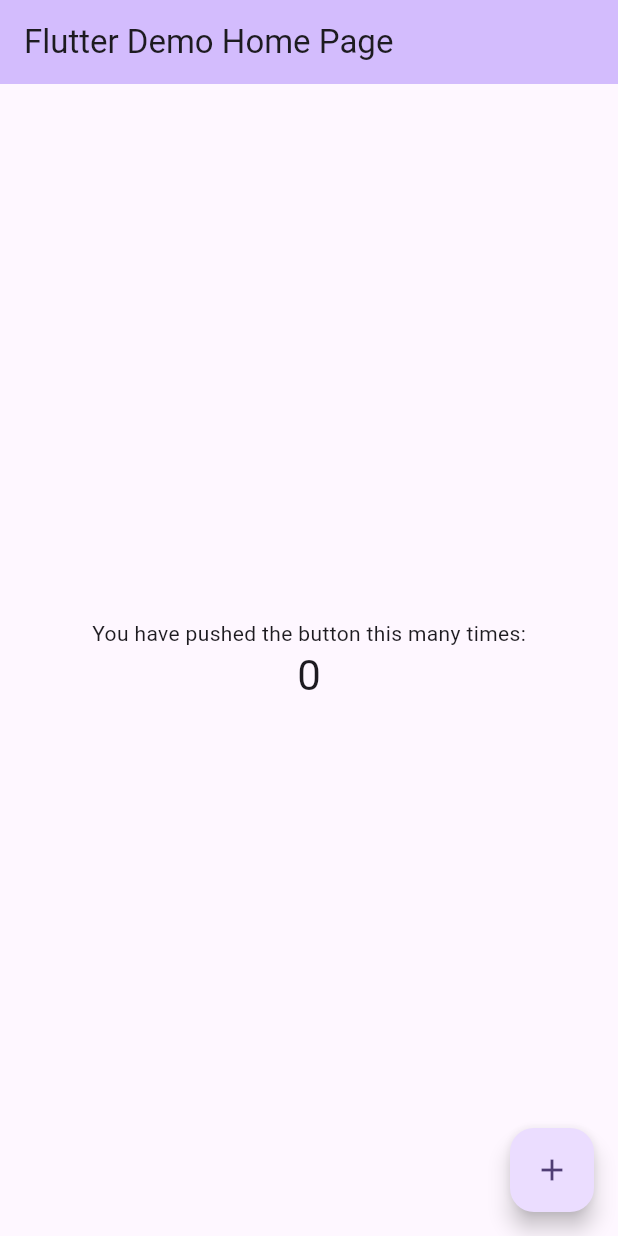
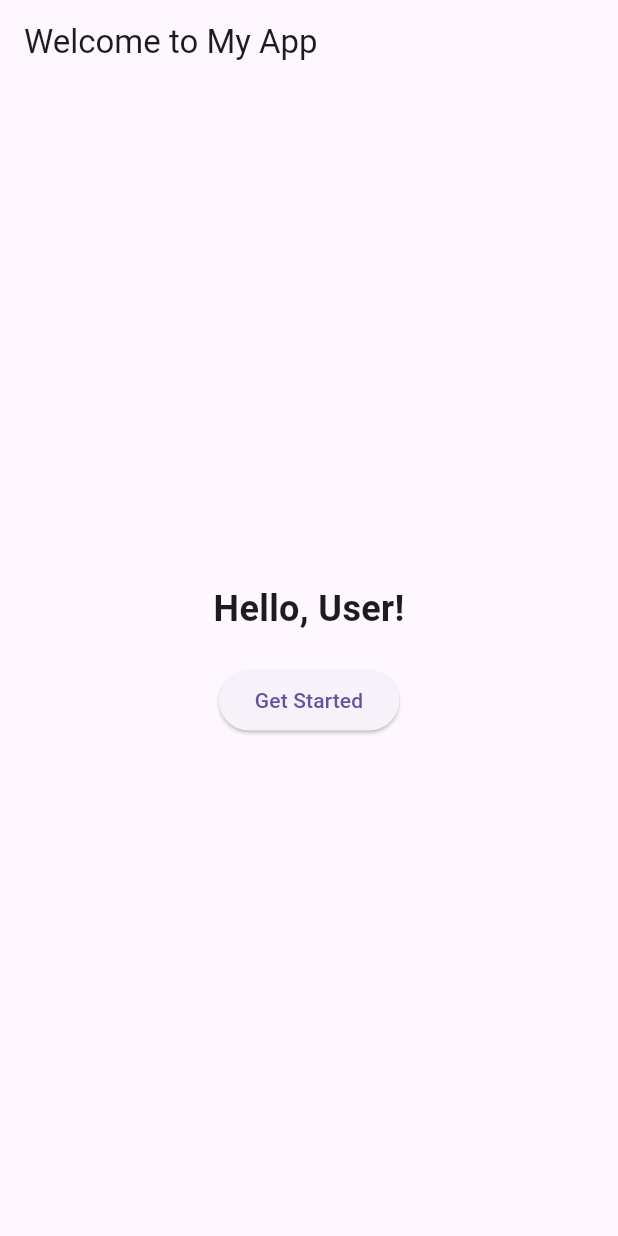
Before and after one commit to marticodes/DropApp, a Flutter app: the screen it shows after launch, on a phone screen of 412 x 824 dp. Run offline on Flutter 3.47's test engine with Material 3 defaults, Android fonts, the phone set to English and light mode, and no system bars.

Commit message:
change homepage

```diff
--- a/Drop_App_FrontEnd/lib/main.dart
+++ b/Drop_App_FrontEnd/lib/main.dart
@@ -11,115 +11,41 @@ class MyApp extends StatelessWidget {
   @override
   Widget build(BuildContext context) {
     return MaterialApp(
-      title: 'Flutter Demo',
+      title: 'Simple Homepage App',
       theme: ThemeData(
-        // This is the theme of your application.
-        //
-        // TRY THIS: Try running your application with "flutter run". You'll see
-        // the application has a purple toolbar. Then, without quitting the app,
-        // try changing the seedColor in the colorScheme below to Colors.green
-        // and then invoke "hot reload" (save your changes or press the "hot
-        // reload" button in a Flutter-supported IDE, or press "r" if you used
-        // the command line to start the app).
-        //
-        // Notice that the counter didn't reset back to zero; the application
-        // state is not lost during the reload. To reset the state, use hot
-        // restart instead.
-        //
-        // This works for code too, not just values: Most code changes can be
-        // tested with just a hot reload.
-        colorScheme: ColorScheme.fromSeed(seedColor: Colors.deepPurple),
-        useMaterial3: true,
+        primarySwatch: Colors.blue,
       ),
-      home: const MyHomePage(title: 'Flutter Demo Home Page'),
+      home: HomePage(),
     );
   }
 }
 
-class MyHomePage extends StatefulWidget {
-  const MyHomePage({super.key, required this.title});
-
-  // This widget is the home page of your application. It is stateful, meaning
-  // that it has a State object (defined below) that contains fields that affect
-  // how it looks.
-
-  // This class is the configuration for the state. It holds the values (in this
-  // case the title) provided by the parent (in this case the App widget) and
-  // used by the build method of the State. Fields in a Widget subclass are
-  // always marked "final".
-
-  final String title;
-
-  @override
-  State<MyHomePage> createState() => _MyHomePageState();
-}
-
-class _MyHomePageState extends State<MyHomePage> {
-  int _counter = 0;
-
-  void _incrementCounter() {
-    setState(() {
-      // This call to setState tells the Flutter framework that something has
-      // changed in this State, which causes it to rerun the build method below
-      // so that the display can reflect the updated values. If we changed
-      // _counter without calling setState(), then the build method would not be
-      // called again, and so nothing would appear to happen.
-      _counter++;
-    });
-  }
-
+class HomePage extends StatelessWidget {
   @override
   Widget build(BuildContext context) {
-    // This method is rerun every time setState is called, for instance as done
-    // by the _incrementCounter method above.
-    //
-    // The Flutter framework has been optimized to make rerunning build methods
-    // fast, so that you can just rebuild anything that needs updating rather
-    // than having to individually change instances of widgets.
     return Scaffold(
       appBar: AppBar(
-        // TRY THIS: Try changing the color here to a specific color (to
-        // Colors.amber, perhaps?) and trigger a hot reload to see the AppBar
-        // change color while the other colors stay the same.
-        backgroundColor: Theme.of(context).colorScheme.inversePrimary,
-        // Here we take the value from the MyHomePage object that was created by
-        // the App.build method, and use it to set our appbar title.
-        title: Text(widget.title),
+        title: Text('Welcome to My App'),
       ),
       body: Center(
-        // Center is a layout widget. It takes a single child and positions it
-        // in the middle of the parent.
         child: Column(
-          // Column is also a layout widget. It takes a list of children and
-          // arranges them vertically. By default, it sizes itself to fit its
-          // children horizontally, and tries to be as tall as its parent.
-          //
-          // Column has various properties to control how it sizes itself and
-          // how it positions its children. Here we use mainAxisAlignment to
-          // center the children vertically; the main axis here is the vertical
-          // axis because Columns are vertical (the cross axis would be
-          // horizontal).
-          //
-          // TRY THIS: Invoke "debug painting" (choose the "Toggle Debug Paint"
-          // action in the IDE, or press "p" in the console), to see the
-          // wireframe for each widget.
           mainAxisAlignment: MainAxisAlignment.center,
           children: <Widget>[
-            const Text(
-              'You have pushed the button this many times:',
+            Text(
+              'Hello, User!',
+              style: TextStyle(fontSize: 24, fontWeight: FontWeight.bold),
             ),
-            Text(
-              '$_counter',
-              style: Theme.of(context).textTheme.headlineMedium,
+            SizedBox(height: 20), // Spacer between text and button
+            ElevatedButton(
+              onPressed: () {
+                // Define button action here
+                print('Button Pressed');
+              },
+              child: Text('Get Started'),
             ),
           ],
         ),
       ),
-      floatingActionButton: FloatingActionButton(
-        onPressed: _incrementCounter,
-        tooltip: 'Increment',
-        child: const Icon(Icons.add),
-      ), // This trailing comma makes auto-formatting nicer for build methods.
     );
   }
 }
```
